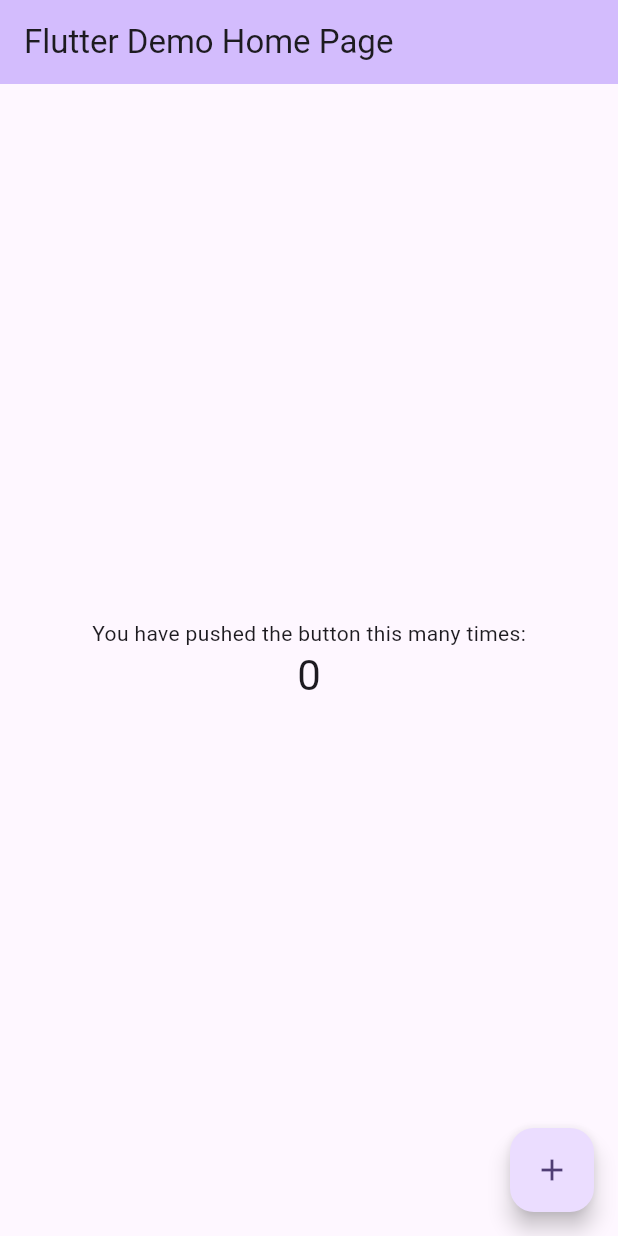
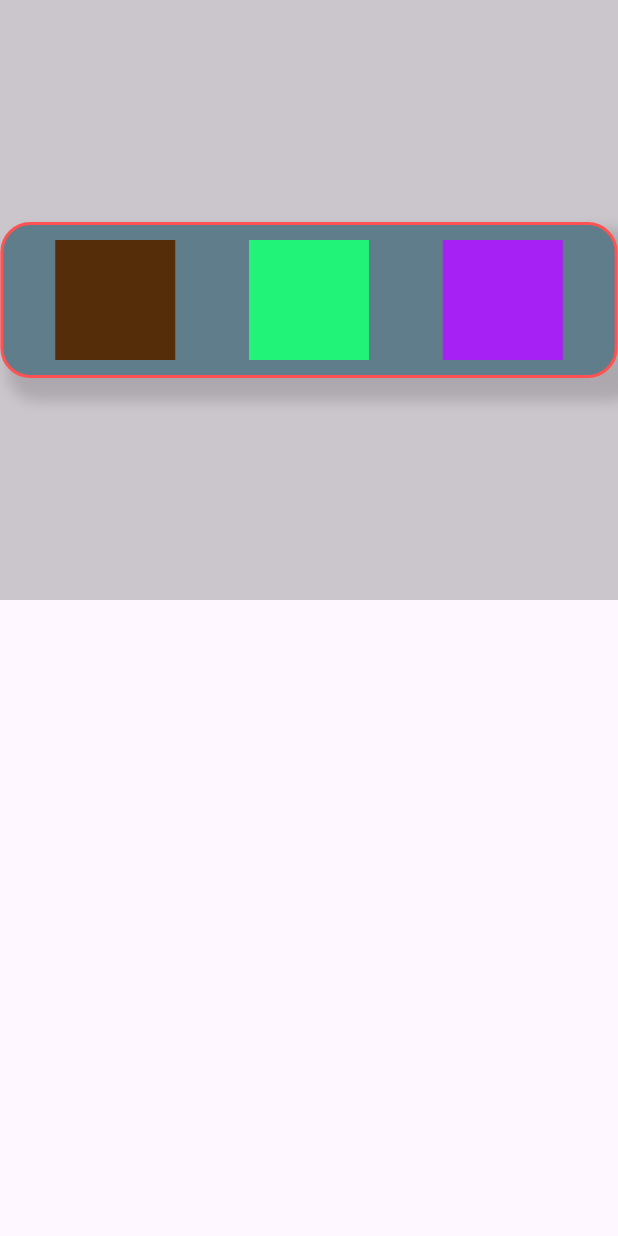
Before and after one commit to Abdooo2235/to_do, a Flutter app: the screen it shows after launch, on a phone screen of 412 x 824 dp. Run offline on Flutter 3.47's test engine with Material 3 defaults, Android fonts, the light colour scheme and no system bars.

Commit message:
main error fix

```diff
--- a/lib/main.dart
+++ b/lib/main.dart
@@ -1,9 +1,7 @@
 import 'package:flutter/material.dart';
-
 void main() {
   runApp(const MyApp());
 }
-
 class MyApp extends StatelessWidget {
   const MyApp({super.key});
 
@@ -11,115 +9,78 @@
   @override
   Widget build(BuildContext context) {
     return MaterialApp(
+      debugShowCheckedModeBanner: false,
       title: 'Flutter Demo',
       theme: ThemeData(
-        // This is the theme of your application.
-        //
-        // TRY THIS: Try running your application with "flutter run". You'll see
-        // the application has a purple toolbar. Then, without quitting the app,
-        // try changing the seedColor in the colorScheme below to Colors.green
-        // and then invoke "hot reload" (save your changes or press the "hot
-        // reload" button in a Flutter-supported IDE, or press "r" if you used
-        // the command line to start the app).
-        //
-        // Notice that the counter didn't reset back to zero; the application
-        // state is not lost during the reload. To reset the state, use hot
-        // restart instead.
-        //
-        // This works for code too, not just values: Most code changes can be
-        // tested with just a hot reload.
         colorScheme: ColorScheme.fromSeed(seedColor: Colors.deepPurple),
         useMaterial3: true,
       ),
-      home: const MyHomePage(title: 'Flutter Demo Home Page'),
+      home: const HomeScreen()
     );
   }
 }
-
-class MyHomePage extends StatefulWidget {
-  const MyHomePage({super.key, required this.title});
-
-  // This widget is the home page of your application. It is stateful, meaning
-  // that it has a State object (defined below) that contains fields that affect
-  // how it looks.
-
-  // This class is the configuration for the state. It holds the values (in this
-  // case the title) provided by the parent (in this case the App widget) and
-  // used by the build method of the State. Fields in a Widget subclass are
-  // always marked "final".
-
-  final String title;
+class HomeScreen extends StatefulWidget {
+  const HomeScreen({super.key});
 
   @override
-  State<MyHomePage> createState() => _MyHomePageState();
+  State<HomeScreen> createState() => _MyHomePageState();
 }
 
-class _MyHomePageState extends State<MyHomePage> {
-  int _counter = 0;
-
-  void _incrementCounter() {
-    setState(() {
-      // This call to setState tells the Flutter framework that something has
-      // changed in this State, which causes it to rerun the build method below
-      // so that the display can reflect the updated values. If we changed
-      // _counter without calling setState(), then the build method would not be
-      // called again, and so nothing would appear to happen.
-      _counter++;
-    });
-  }
-
+// This widget is the root of your application.
+class _MyHomePageState extends State<HomeScreen> {
   @override
   Widget build(BuildContext context) {
-    // This method is rerun every time setState is called, for instance as done
-    // by the _incrementCounter method above.
-    //
-    // The Flutter framework has been optimized to make rerunning build methods
-    // fast, so that you can just rebuild anything that needs updating rather
-    // than having to individually change instances of widgets.
     return Scaffold(
-      appBar: AppBar(
-        // TRY THIS: Try changing the color here to a specific color (to
-        // Colors.amber, perhaps?) and trigger a hot reload to see the AppBar
-        // change color while the other colors stay the same.
-        backgroundColor: Theme.of(context).colorScheme.inversePrimary,
-        // Here we take the value from the MyHomePage object that was created by
-        // the App.build method, and use it to set our appbar title.
-        title: Text(widget.title),
-      ),
-      body: Center(
-        // Center is a layout widget. It takes a single child and positions it
-        // in the middle of the parent.
-        child: Column(
-          // Column is also a layout widget. It takes a list of children and
-          // arranges them vertically. By default, it sizes itself to fit its
-          // children horizontally, and tries to be as tall as its parent.
-          //
-          // Column has various properties to control how it sizes itself and
-          // how it positions its children. Here we use mainAxisAlignment to
-          // center the children vertically; the main axis here is the vertical
-          // axis because Columns are vertical (the cross axis would be
-          // horizontal).
-          //
-          // TRY THIS: Invoke "debug painting" (choose the "Toggle Debug Paint"
-          // action in the IDE, or press "p" in the console), to see the
-          // wireframe for each widget.
-          mainAxisAlignment: MainAxisAlignment.center,
-          children: <Widget>[
-            const Text(
-              'You have pushed the button this many times:',
-            ),
-            Text(
-              '$_counter',
-              style: Theme.of(context).textTheme.headlineMedium,
-            ),
-          ],
+      body: Container(
+        height: 400,
+        color: Colors.black.withOpacity(0.2),
+        child: Center(
+          child: Padding(
+              padding: const EdgeInsets.all(0.24),
+              child: Container(
+                decoration: BoxDecoration(
+                  border: Border.all(
+                    color: Colors.redAccent,
+                    width: 2,
+                  ),
+                  color: Colors.blueGrey,
+                  borderRadius: BorderRadius.circular(20),
+                  boxShadow: [
+                    BoxShadow(
+                      color: Colors.black.withOpacity(0.15),
+                      spreadRadius: 5,
+                      blurRadius: 7,
+                      offset: const Offset(10, 10),
+                    )
+                  ],
+                ),
+                child: Padding(
+                  padding: const EdgeInsets.all(10.0),
+                  child: Row(
+                    mainAxisAlignment: MainAxisAlignment.spaceAround,
+                    crossAxisAlignment: CrossAxisAlignment.end,
+                    children: [
+                      Container(
+                        width: 80,
+                        height: 80,
+                        color: const Color.fromARGB(255, 85, 46, 9),
+                      ),
+                      Container(
+                        width: 80,
+                        height: 80,
+                        color: const Color.fromARGB(255, 33, 243, 121),
+                      ),
+                      Container(
+                        width: 80,
+                        height: 80,
+                        color: const Color.fromARGB(255, 166, 33, 243),
+                      ),
+                    ],
+                  ),
+                ),
+              )),
         ),
       ),
-      floatingActionButton: FloatingActionButton(
-        onPressed: _incrementCounter,
-        tooltip: 'Increment',
-        child: const Icon(Icons.add),
-      ), // This trailing comma makes auto-formatting nicer for build methods.
     );
   }
 }
```
Also changed, not shown: lib/screens/home_screen.dart (added).
